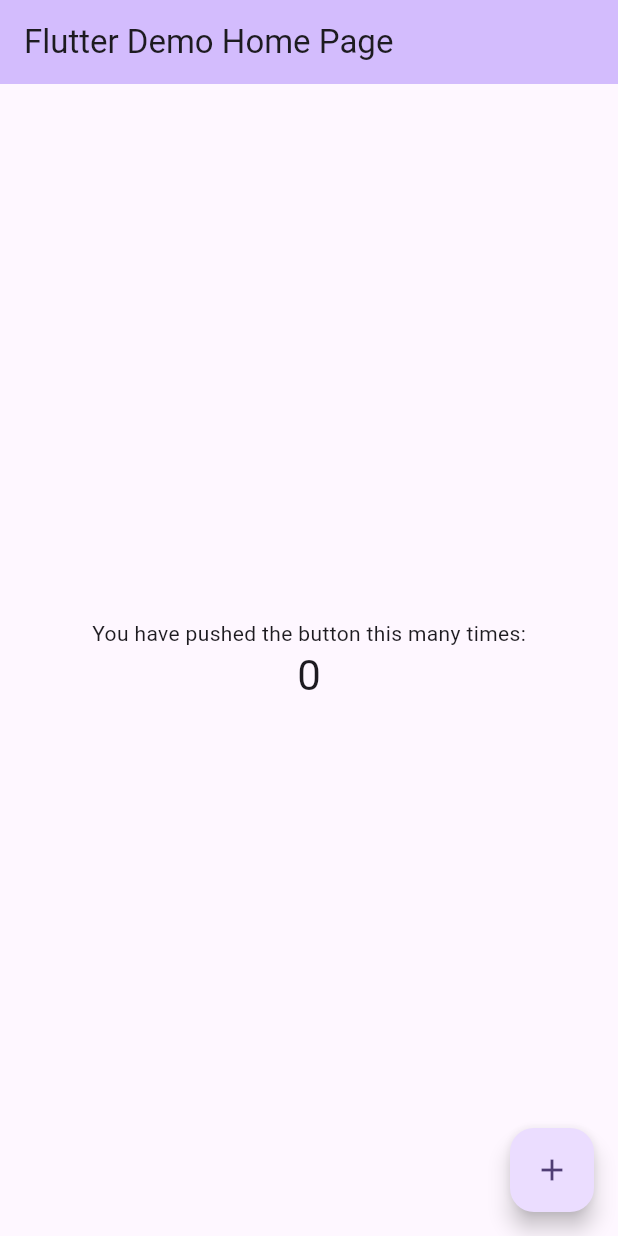
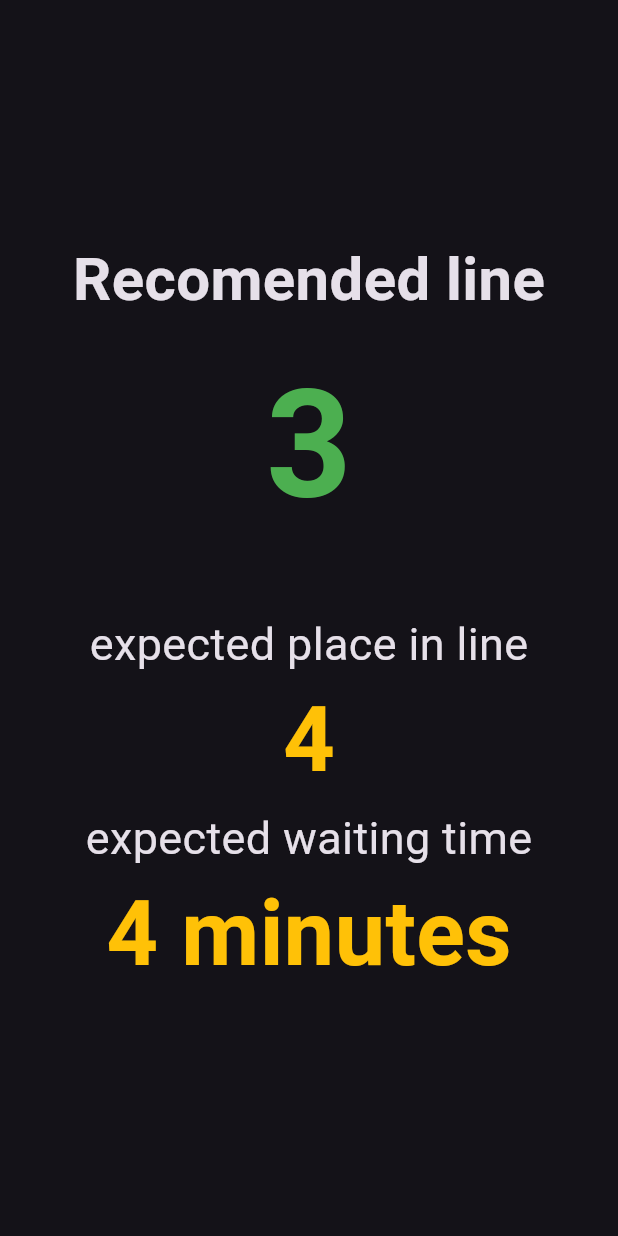
Before and after one commit to Victorhaim/IOT_Queue_Management, a Flutter app: the screen it shows after launch, on a phone screen of 412 x 824 dp. Run offline on Flutter 3.47's test engine with Material 3 defaults, Android fonts, the phone set to English and light mode, and no system bars.

Commit message:
initial mockup for the application

```diff
--- a/flutter_app/lib/main.dart
+++ b/flutter_app/lib/main.dart
@@ -1,122 +1,64 @@
 import 'package:flutter/material.dart';
 
 void main() {
-  runApp(const MyApp());
+  runApp(const QueueApp());
 }
 
-class MyApp extends StatelessWidget {
-  const MyApp({super.key});
+class QueueApp extends StatelessWidget {
+  const QueueApp({super.key});
 
-  // This widget is the root of your application.
   @override
   Widget build(BuildContext context) {
     return MaterialApp(
-      title: 'Flutter Demo',
-      theme: ThemeData(
-        // This is the theme of your application.
-        //
-        // TRY THIS: Try running your application with "flutter run". You'll see
-        // the application has a purple toolbar. Then, without quitting the app,
-        // try changing the seedColor in the colorScheme below to Colors.green
-        // and then invoke "hot reload" (save your changes or press the "hot
-        // reload" button in a Flutter-supported IDE, or press "r" if you used
-        // the command line to start the app).
-        //
-        // Notice that the counter didn't reset back to zero; the application
-        // state is not lost during the reload. To reset the state, use hot
-        // restart instead.
-        //
-        // This works for code too, not just values: Most code changes can be
-        // tested with just a hot reload.
-        colorScheme: ColorScheme.fromSeed(seedColor: Colors.deepPurple),
+      debugShowCheckedModeBanner: false,
+      title: 'Queue Display',
+      theme: ThemeData.dark().copyWith(
+        colorScheme: ColorScheme.fromSeed(seedColor: Colors.blue),
       ),
-      home: const MyHomePage(title: 'Flutter Demo Home Page'),
+      home: const QueueScreen(),
     );
   }
 }
 
-class MyHomePage extends StatefulWidget {
-  const MyHomePage({super.key, required this.title});
-
-  // This widget is the home page of your application. It is stateful, meaning
-  // that it has a State object (defined below) that contains fields that affect
-  // how it looks.
-
-  // This class is the configuration for the state. It holds the values (in this
-  // case the title) provided by the parent (in this case the App widget) and
-  // used by the build method of the State. Fields in a Widget subclass are
-  // always marked "final".
-
-  final String title;
-
-  @override
-  State<MyHomePage> createState() => _MyHomePageState();
-}
-
-class _MyHomePageState extends State<MyHomePage> {
-  int _counter = 0;
-
-  void _incrementCounter() {
-    setState(() {
-      // This call to setState tells the Flutter framework that something has
-      // changed in this State, which causes it to rerun the build method below
-      // so that the display can reflect the updated values. If we changed
-      // _counter without calling setState(), then the build method would not be
-      // called again, and so nothing would appear to happen.
-      _counter++;
-    });
-  }
+class QueueScreen extends StatelessWidget {
+  const QueueScreen({super.key});
 
   @override
   Widget build(BuildContext context) {
-    // This method is rerun every time setState is called, for instance as done
-    // by the _incrementCounter method above.
-    //
-    // The Flutter framework has been optimized to make rerunning build methods
-    // fast, so that you can just rebuild anything that needs updating rather
-    // than having to individually change instances of widgets.
     return Scaffold(
-      appBar: AppBar(
-        // TRY THIS: Try changing the color here to a specific color (to
-        // Colors.amber, perhaps?) and trigger a hot reload to see the AppBar
-        // change color while the other colors stay the same.
-        backgroundColor: Theme.of(context).colorScheme.inversePrimary,
-        // Here we take the value from the MyHomePage object that was created by
-        // the App.build method, and use it to set our appbar title.
-        title: Text(widget.title),
-      ),
       body: Center(
-        // Center is a layout widget. It takes a single child and positions it
-        // in the middle of the parent.
         child: Column(
-          // Column is also a layout widget. It takes a list of children and
-          // arranges them vertically. By default, it sizes itself to fit its
-          // children horizontally, and tries to be as tall as its parent.
-          //
-          // Column has various properties to control how it sizes itself and
-          // how it positions its children. Here we use mainAxisAlignment to
-          // center the children vertically; the main axis here is the vertical
-          // axis because Columns are vertical (the cross axis would be
-          // horizontal).
-          //
-          // TRY THIS: Invoke "debug painting" (choose the "Toggle Debug Paint"
-          // action in the IDE, or press "p" in the console), to see the
-          // wireframe for each widget.
           mainAxisAlignment: MainAxisAlignment.center,
-          children: <Widget>[
-            const Text('You have pushed the button this many times:'),
-            Text(
-              '$_counter',
-              style: Theme.of(context).textTheme.headlineMedium,
+          children: [
+            const Text(
+              'Recomended line',
+              style: TextStyle(fontSize: 40, fontWeight: FontWeight.bold),
+            ),
+            const SizedBox(height: 10),
+            const Text(
+              '3',
+              style: TextStyle(fontSize: 100, fontWeight: FontWeight.bold, color: Colors.green),
+            ),
+            const SizedBox(height: 40),
+            const Text(
+              'expected place in line',
+              style: TextStyle(fontSize: 30),
+            ),
+            const Text(
+              '4',
+              style: TextStyle(fontSize: 60, fontWeight: FontWeight.bold, color: Colors.amber),
+            ),
+            const Text(
+              'expected waiting time',
+              style: TextStyle(fontSize: 30),
+            ),
+            const Text(
+              '4 minutes',
+              style: TextStyle(fontSize: 60, fontWeight: FontWeight.bold, color: Colors.amber),
             ),
           ],
         ),
       ),
-      floatingActionButton: FloatingActionButton(
-        onPressed: _incrementCounter,
-        tooltip: 'Increment',
-        child: const Icon(Icons.add),
-      ), // This trailing comma makes auto-formatting nicer for build methods.
     );
   }
 }
```
